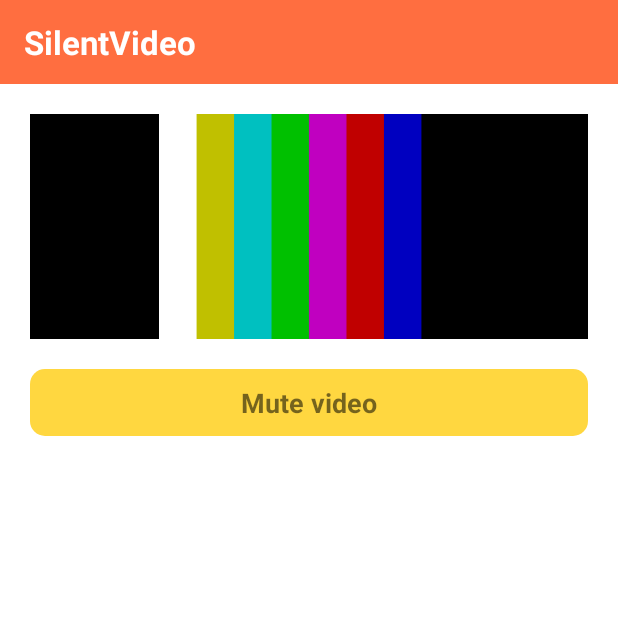
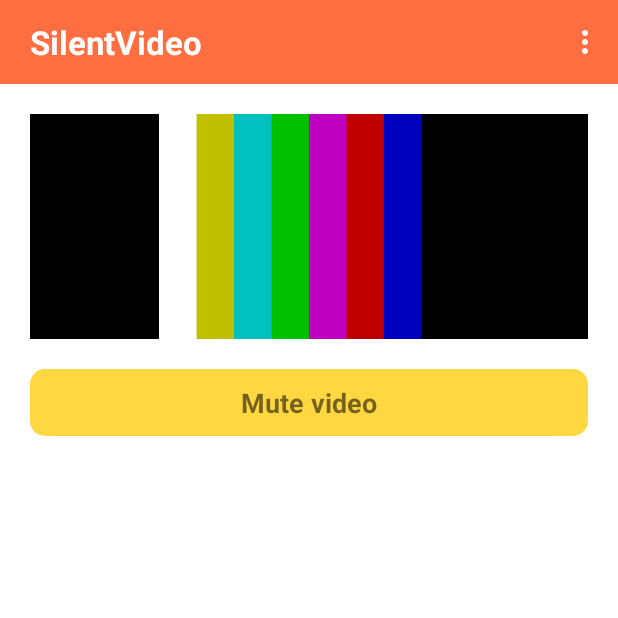
Before and after one commit to alexandr7035/SilentVideo, an Android app: the screen it shows after launch (MainActivity), on a phone screen of 412 x 824 dp, the top half of it. Run offline under Robolectric (Android 15) with nearby library versions, the phone set to English and light mode, and no system bars; libraries missing offline, so code that uses them is left out: com.arthenica.mobileffmpeg.

Commit message:
Add popup menu to the toolbar

```diff
--- a/app/src/main/java/com/alexandr7035/silentvideo/MainActivity.kt
+++ b/app/src/main/java/com/alexandr7035/silentvideo/MainActivity.kt
@@ -59,6 +59,7 @@ class MainActivity : AppCompatActivity() {
             }
         })
 
+        toolbar.inflateMenu(R.menu.menu_toolbar_activity_main)
 
         TEMP_FILE_PATH = getExternalFilesDir(null)?.absolutePath.toString() + File.separator + "video.mp4"
         TEMP_MUTED_FILE_PATH = getExternalFilesDir(null)?.absolutePath.toString() + File.separator + "video_muted.mp4"
--- a/app/src/main/res/layout/activity_main.xml
+++ b/app/src/main/res/layout/activity_main.xml
@@ -15,13 +15,16 @@
         android:minHeight="?attr/actionBarSize"
         app:layout_constraintEnd_toEndOf="parent"
         app:layout_constraintStart_toStartOf="parent"
-        app:layout_constraintTop_toTopOf="parent">
+        app:layout_constraintTop_toTopOf="parent"
+        app:theme="@style/MyToolbarStyle"
+        android:background="?attr/colorPrimary"
+        app:contentInsetLeft="20dp"
+        >
 
         <TextView
             android:id="@+id/toolbarTitle"
             android:layout_width="wrap_content"
             android:layout_height="match_parent"
-
             android:text="@string/app_name"
             android:textColor="?attr/colorToolbarTitle"
             android:textSize="@dimen/toolbar_title_text_size"
--- /dev/null
+++ b/app/src/main/res/menu/menu_toolbar_activity_main.xml
@@ -0,0 +1,7 @@
+<?xml version="1.0" encoding="utf-8"?>
+<menu xmlns:android="http://schemas.android.com/apk/res/android">
+
+    <item
+        android:id="@+id/item_settings"
+        android:title="@string/menu_item_settings_text" />
+</menu>
--- a/app/src/main/res/values/strings.xml
+++ b/app/src/main/res/values/strings.xml
@@ -6,4 +6,6 @@
     <string name="snack_text_video_muted">Video is muted in %1$.2f s.</string>
     <string name="snack_action_ok">OK</string>
     <string name="file_chooser_title">Choose a video</string>
+
+    <string name="menu_item_settings_text">Settings</string>
 </resources>
--- a/app/src/main/res/values/themes.xml
+++ b/app/src/main/res/values/themes.xml
@@ -21,11 +21,18 @@
         <item name="colorPrimaryButtonPressed">@color/yellow_600</item>
 
         <item name="toolbarStyle">@style/MyToolbarStyle</item>
+
+        <item name="actionOverflowMenuStyle">@style/popupOverflowMenu</item>
+   </style>
+
+    <style name="MyToolbarStyle" parent="Theme.SilentVideo">
+        <item name="android:textColorSecondary">@color/white</item>
     </style>
 
-
-    <style name="MyToolbarStyle" parent="Widget.AppCompat.Toolbar">
-        <item name="android:background">?attr/colorPrimary</item>
+    <style name="popupOverflowMenu" parent="Widget.AppCompat.Light.PopupMenu.Overflow" >
+        <item name="android:textColorSecondary">#000000</item>
+        <item name="android:dropDownVerticalOffset">0dp</item>
+        <item name="android:popupBackground">@color/white</item>
     </style>
 
 </resources>
```
